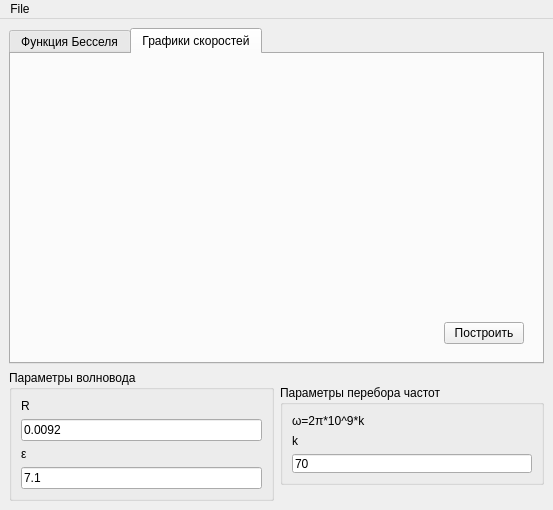
First picture: the form in FOIT/L1/form.ui, repository SqrtMinusOne/SEM5_LABS, before the edit.
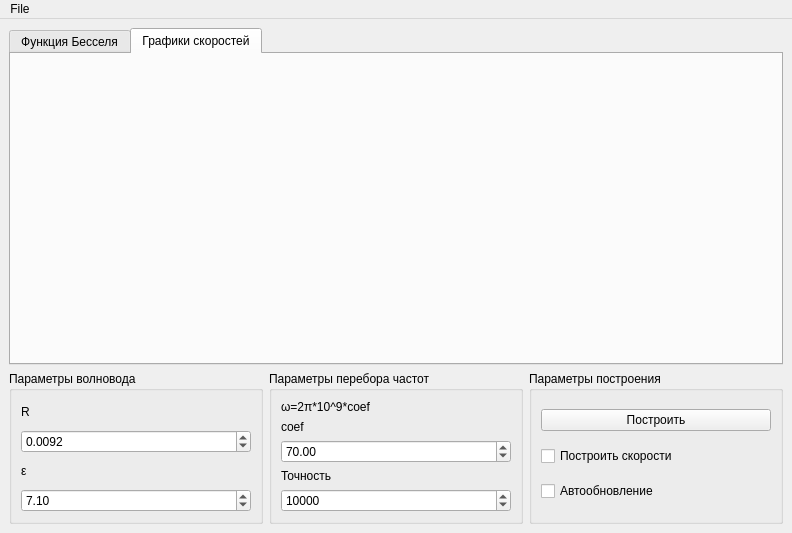
Second picture: the form after the edit. The open tabs and pages were chosen to show the change.

```diff
--- a/FOIT/L1/form.ui
+++ b/FOIT/L1/form.ui
@@ -6,8 +6,8 @@
    <rect>
     <x>0</x>
     <y>0</y>
-    <width>553</width>
-    <height>510</height>
+    <width>792</width>
+    <height>533</height>
    </rect>
   </property>
   <property name="windowTitle">
@@ -55,13 +55,6 @@
            <item>
             <widget class="QTextEdit" name="besselResultsEdit"/>
            </item>
-           <item>
-            <widget class="QPushButton" name="besselPlotButton">
-             <property name="text">
-              <string>Построить</string>
-             </property>
-            </widget>
-           </item>
           </layout>
          </widget>
         </item>
@@ -77,38 +70,6 @@
           <layout class="QVBoxLayout" name="speedsGraphLayout"/>
          </widget>
         </item>
-        <item>
-         <widget class="QFrame" name="speedsControlFrame">
-          <property name="maximumSize">
-           <size>
-            <width>16777215</width>
-            <height>40</height>
-           </size>
-          </property>
-          <layout class="QHBoxLayout" name="horizontalLayout_3">
-           <item>
-            <spacer name="horizontalSpacer">
-             <property name="orientation">
-              <enum>Qt::Horizontal</enum>
-             </property>
-             <property name="sizeHint" stdset="0">
-              <size>
-               <width>40</width>
-               <height>20</height>
-              </size>
-             </property>
-            </spacer>
-           </item>
-           <item>
-            <widget class="QPushButton" name="speedsPlotButton">
-             <property name="text">
-              <string>Построить</string>
-             </property>
-            </widget>
-           </item>
-          </layout>
-         </widget>
-        </item>
        </layout>
       </widget>
      </widget>
@@ -135,9 +96,15 @@
           </widget>
          </item>
          <item>
-          <widget class="QLineEdit" name="radiusEdit">
-           <property name="text">
-            <string>0.0092</string>
+          <widget class="QDoubleSpinBox" name="radiusSpinBox">
+           <property name="decimals">
+            <number>4</number>
+           </property>
+           <property name="singleStep">
+            <double>0.000100000000000</double>
+           </property>
+           <property name="value">
+            <double>0.009200000000000</double>
            </property>
           </widget>
          </item>
@@ -149,9 +116,12 @@
           </widget>
          </item>
          <item>
-          <widget class="QLineEdit" name="epsEdit">
-           <property name="text">
-            <string>7.1</string>
+          <widget class="QDoubleSpinBox" name="epsSpinBox">
+           <property name="singleStep">
+            <double>0.100000000000000</double>
+           </property>
+           <property name="value">
+            <double>7.100000000000000</double>
            </property>
           </widget>
          </item>
@@ -163,7 +133,7 @@
         <property name="maximumSize">
          <size>
           <width>16777215</width>
-          <height>100</height>
+          <height>180</height>
          </size>
         </property>
         <property name="title">
@@ -173,21 +143,71 @@
          <item>
           <widget class="QLabel" name="label_3">
            <property name="text">
-            <string>ω=2π*10^9*k</string>
+            <string>ω=2π*10^9*coef</string>
            </property>
           </widget>
          </item>
          <item>
           <widget class="QLabel" name="label_4">
            <property name="text">
-            <string>k</string>
+            <string>coef</string>
            </property>
           </widget>
          </item>
          <item>
-          <widget class="QLineEdit" name="coefEdit">
+          <widget class="QDoubleSpinBox" name="coefSpinBox">
+           <property name="maximum">
+            <double>1000.000000000000000</double>
+           </property>
+           <property name="value">
+            <double>70.000000000000000</double>
+           </property>
+          </widget>
+         </item>
+         <item>
+          <widget class="QLabel" name="label_5">
            <property name="text">
-            <string>70</string>
+            <string>Точность</string>
+           </property>
+          </widget>
+         </item>
+         <item>
+          <widget class="QSpinBox" name="precisionSpinBox">
+           <property name="maximum">
+            <number>100000</number>
+           </property>
+           <property name="value">
+            <number>10000</number>
+           </property>
+          </widget>
+         </item>
+        </layout>
+       </widget>
+      </item>
+      <item>
+       <widget class="QGroupBox" name="groupBox">
+        <property name="title">
+         <string>Параметры построения</string>
+        </property>
+        <layout class="QVBoxLayout" name="verticalLayout_7">
+         <item>
+          <widget class="QPushButton" name="besselPlotButton">
+           <property name="text">
+            <string>Построить</string>
+           </property>
+          </widget>
+         </item>
+         <item>
+          <widget class="QCheckBox" name="plotSpeedsCheckBox">
+           <property name="text">
+            <string>Построить скорости</string>
+           </property>
+          </widget>
+         </item>
+         <item>
+          <widget class="QCheckBox" name="autoUpdateCheckBox">
+           <property name="text">
+            <string>Автообновление</string>
            </property>
           </widget>
          </item>
@@ -203,7 +223,7 @@
     <rect>
      <x>0</x>
      <y>0</y>
-     <width>553</width>
+     <width>792</width>
      <height>23</height>
     </rect>
    </property>
```
Left out of the diff: 2 changed lines with no effect on the pictures.
